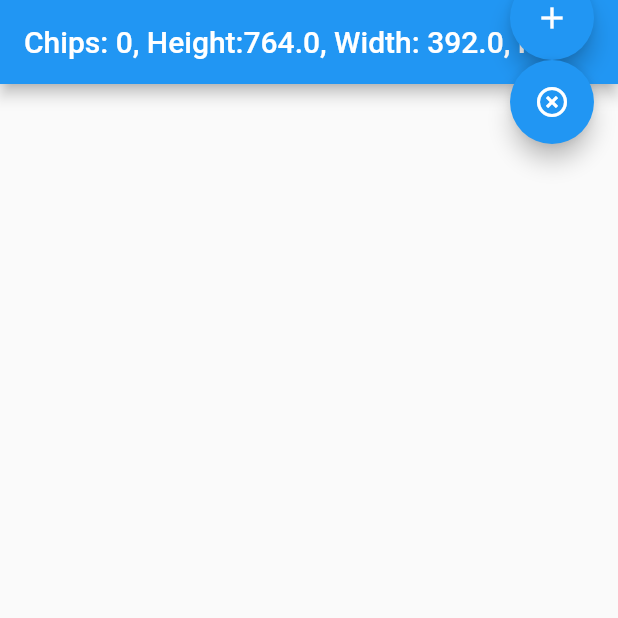
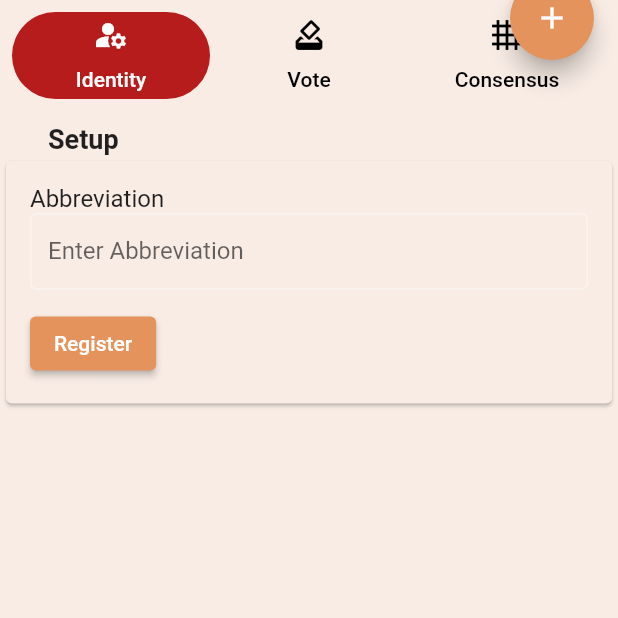
Before and after one commit to James-A-White/CMeter, a Flutter app: the screen it shows after launch, on a phone screen of 412 x 824 dp, the top half of it. Run offline on Flutter 3.47's test engine with Material 2 defaults, Android fonts, the phone set to English and light mode, and no system bars; our stand-ins replace auto_size_text, freezed_annotation, get, hexcolor.

Commit message:
Added UI for identity & voting

```diff
--- a/lib/consensus_chips.dart
+++ b/lib/consensus_chips.dart
@@ -146,6 +146,8 @@ class Chips extends StatelessWidget {
 
   final ChipsController controller;
 
+  static int appBarHeight = 60;
+
   final _scaffoldKey = GlobalKey<ScaffoldState>();
 
   @override
@@ -157,8 +159,9 @@ class Chips extends StatelessWidget {
     // on the value we have stored in the controller. If so,
     // reset the sizes in the controller (which are not observable) and
     // recalculate the chip layout
-    if ((c.currentHeight != MediaQuery.of(context).size.height - (_scaffoldKey.currentState?.appBarMaxHeight ?? 40) - c.padding) || (c.currentWidth != MediaQuery.of(context).size.width - c.padding)) {
-      c.currentHeight = MediaQuery.of(context).size.height - (_scaffoldKey.currentState?.appBarMaxHeight ?? 40) - c.padding;
+    if ((c.currentHeight != MediaQuery.of(context).size.height - (_scaffoldKey.currentState?.appBarMaxHeight ?? appBarHeight) - c.padding) ||
+        (c.currentWidth != MediaQuery.of(context).size.width - c.padding)) {
+      c.currentHeight = MediaQuery.of(context).size.height - (_scaffoldKey.currentState?.appBarMaxHeight ?? appBarHeight) - c.padding;
       c.currentWidth = MediaQuery.of(context).size.width - c.padding;
       c.updateChips();
     }
--- /dev/null
+++ b/lib/forms/identity/identify_form_controller.dart
@@ -0,0 +1,106 @@
+import 'package:flutter/cupertino.dart';
+import 'package:get/get.dart';
+
+class LoginController extends GetxController {
+  final abbreviationController = TextEditingController();
+  //final passwordController = TextEditingController();
+  final _status = Rx<RxStatus>(RxStatus.empty());
+
+  static LoginController get to => Get.find(); // add this line
+
+  RxStatus get status => _status.value;
+
+  // @override
+  // void onInit() {
+  //   super.onInit();
+  // }
+
+  // @override
+  // void onReady() {
+  //   super.onReady();
+  // }
+
+  @override
+  void onClose() {
+    abbreviationController.dispose();
+    //passwordController.dispose();
+  }
+
+  bool _isValid() {
+    if (abbreviationController.text.trim().isEmpty) {
+      //M.showToast('Enter email id', status: SnackBarStatus.error);
+
+      Get.showSnackbar(
+        const GetSnackBar(
+          //title: title,
+          message: 'Enter abbreviation',
+          //icon: const Icon(Icons.refresh),
+          duration: Duration(seconds: 3),
+        ),
+      );
+
+      return false;
+    }
+    // if (!abbreviationController.text.trim().isEmail) {
+    //   // M.showToast('Enter valid email id', status: SnackBarStatus.error);
+    //   Get.showSnackbar(
+    //     const GetSnackBar(
+    //       //title: title,
+    //       message: 'Enter valid email',
+    //       //icon: const Icon(Icons.refresh),
+    //       duration: Duration(seconds: 3),
+    //     ),
+    //   );
+
+    //   return false;
+    // }
+    // if (passwordController.text.trim().isEmpty) {
+    //   // M.showToast('Enter password', status: SnackBarStatus.error);
+    //   Get.showSnackbar(
+    //     GetSnackBar(
+    //       //title: title,
+    //       message: 'Enter password',
+    //       //icon: const Icon(Icons.refresh),
+    //       duration: const Duration(seconds: 3),
+    //     ),
+    //   );
+
+    //   return false;
+    // }
+    return true;
+  }
+
+  Future<void> onLogin() async {
+    if (_isValid()) {
+      _status.value = RxStatus.loading();
+      try {
+        //Perform login logic here
+        // M.showToast('Login successful', status: SnackBarStatus.success);
+
+        Get.showSnackbar(
+          const GetSnackBar(
+            //title: title,
+            message: 'Identity Registered',
+            //icon: const Icon(Icons.refresh),
+            duration: Duration(seconds: 3),
+          ),
+        );
+
+        _status.value = RxStatus.success();
+      } catch (e) {
+        e.printError();
+        //M.showToast(e.toString(), status: SnackBarStatus.error);
+        Get.showSnackbar(
+          GetSnackBar(
+            //title: title,
+            message: e.toString(),
+            //icon: const Icon(Icons.refresh),
+            duration: const Duration(seconds: 3),
+          ),
+        );
+
+        _status.value = RxStatus.error(e.toString());
+      }
+    }
+  }
+}
--- /dev/null
+++ b/lib/forms/identity/identity_form.dart
@@ -0,0 +1,80 @@
+import 'package:flutter_test_getx/forms/identity/identify_form_controller.dart';
+import 'package:flutter/material.dart';
+import 'package:get/get.dart';
+
+class LoginView extends GetView<LoginController> {
+  const LoginView({Key? key}) : super(key: key);
+
+  @override
+  Widget build(BuildContext context) {
+    final LoginController c = Get.put(LoginController());
+
+    return Scaffold(
+      body: ListView(
+        children: [
+          const Padding(
+            padding: EdgeInsets.only(left: 32, top: 8),
+            child: Text(
+              'Setup',
+              style: TextStyle(
+                fontSize: 18,
+                fontWeight: FontWeight.bold,
+              ),
+            ),
+          ),
+          Card(
+            child: Padding(
+              padding: const EdgeInsets.all(16.0),
+              child: Column(
+                crossAxisAlignment: CrossAxisAlignment.start,
+                children: [
+                  const Text(
+                    'Abbreviation',
+                    style: TextStyle(
+                      fontSize: 16,
+                    ),
+                  ),
+                  TextFormField(
+                    controller: c.abbreviationController,
+                    decoration: const InputDecoration(
+                      labelText: 'Enter Abbreviation',
+                      border: OutlineInputBorder(),
+                      isDense: true,
+                    ),
+                  ),
+                  const SizedBox(
+                    height: 12,
+                  ),
+                  // const Text(
+                  //   'Password',
+                  //   style: TextStyle(
+                  //     fontSize: 16,
+                  //   ),
+                  // ),
+                  // TextFormField(
+                  //   controller: c.passwordController,
+                  //   decoration: InputDecoration(
+                  //     labelText: 'Enter password',
+                  //     border: const OutlineInputBorder(),
+                  //     isDense: true,
+                  //   ),
+                  // ),
+                  // const SizedBox(
+                  //   height: 24,
+                  // ),
+                  // const SizedBox(
+                  //   height: 24,
+                  // ),
+                  ElevatedButton(
+                    onPressed: controller.onLogin,
+                    child: const Text('Register'),
+                  )
+                ],
+              ),
+            ),
+          ),
+        ],
+      ),
+    );
+  }
+}
--- a/lib/imports.dart
+++ b/lib/imports.dart
@@ -6,8 +6,11 @@ export 'dart:math';
 export 'dart:typed_data';
 
 export 'package:auto_size_text/auto_size_text.dart';
+export 'package:flutter_test_getx/styles/colors.dart';
 export 'package:flutter_test_getx/consensus_chips.dart';
 export 'package:flutter_test_getx/consts.dart';
+export 'package:flutter_test_getx/forms/identity/identity_form.dart';
+export 'package:flutter_test_getx/forms/identity/identify_form_controller.dart';
 export 'package:flutter_test_getx/models/chip_model/chip_model.dart';
 export 'package:hexcolor/hexcolor.dart';
 // export 'package:freezed/builder.dart';
--- a/lib/main.dart
+++ b/lib/main.dart
@@ -4,7 +4,13 @@ import 'package:get/get.dart';
 import 'package:flutter_test_getx/imports.dart';
 
 void main() {
-  return runApp(GetMaterialApp(home: Home()));
+  AppColors ac = AppColors();
+  return runApp(
+    GetMaterialApp(
+      home: Home(),
+      theme: ac.toThemeData(),
+    ),
+  );
 }
 
 class Home extends StatelessWidget {
@@ -33,16 +39,40 @@ class Home extends StatelessWidget {
       ChipsController.to.updateChips();
     }
 
-    return Scaffold(
+    return DefaultTabController(
+      length: 3,
+      child: Scaffold(
         key: _scaffoldKey,
-      appBar: AppBar(
-        title: Obx(
-          () => Text('Chips: ${c.chipArray.length}, Height:${c.currentHeight}, Width: ${c.currentWidth}, Rows: ${c.rows}, Sidelength: ${c.sideLength}'),
-        ),
+        appBar: TabBar(
+          overlayColor: MaterialStatePropertyAll(AppColors.tabDimmed),
+          padding: const EdgeInsets.all(8.0),
+          labelPadding: const EdgeInsets.all(0),
+          labelColor: Colors.white,
+          unselectedLabelColor: Colors.black,
+          indicator: BoxDecoration(
+              borderRadius: BorderRadius.circular(50), // Creates border
+              color: AppColors.tabHighlighted), //Change background color from here
+          tabs: const <Tab>[
+            Tab(text: 'Identity', icon: Icon(Icons.manage_accounts)),
+            Tab(text: 'Vote', icon: Icon(Icons.how_to_vote)),
+            Tab(text: 'Consensus', icon: Icon(Icons.grid_4x4_sharp)),
+          ],
         ),
 
+        // appBar: AppBar(
+        //   title: Obx(
+        //     () => Text('Chips: ${c.chipArray.length}, Height:${c.currentHeight}, Width: ${c.currentWidth}, Rows: ${c.rows}, Sidelength: ${c.sideLength}'),
+        //   ),
+        // ),
+
         // Replace the 8 lines Navigator.push by a simple Get.to(). You don't need context
-      body: Chips(controller: c),
+        body: TabBarView(
+          children: [
+            _identifyForm(),
+            _voteTab(),
+            Chips(controller: c),
+          ],
+        ),
 
         floatingActionButton: Column(
           children: <Widget>[
@@ -60,14 +90,80 @@ class Home extends StatelessWidget {
                   c.updateChips(chips: chipArray);
                 },
                 child: const Icon(Icons.add)),
-          FloatingActionButton(
-              onPressed: () {
-                chipArray.removeAt(0);
-                c.updateChips(chips: chipArray);
-              },
-              child: const Icon(Icons.highlight_off))
+            // FloatingActionButton(
+            //     onPressed: () {
+            //       chipArray.removeAt(0);
+            //       c.updateChips(chips: chipArray);
+            //     },
+            //     child: const Icon(Icons.highlight_off))
           ],
+        ),
       ),
     );
   }
+
+  Widget _identifyForm() {
+    return LoginView();
   }
+
+  Widget _voteButton(int score) {
+    return AspectRatio(
+      aspectRatio: 1.0,
+      child: Container(
+        margin: const EdgeInsets.all(5),
+        color: HexColor(
+          chipColors[score],
+        ),
+        child: Padding(
+          padding: const EdgeInsets.all(10.0),
+          child: Image.asset('images/numbers/$score.png'),
+        ),
+      ),
+    );
+  }
+
+  Widget _voteTab() {
+    return Column(
+      children: <Widget>[
+        Expanded(
+          child: Row(
+            mainAxisAlignment: MainAxisAlignment.center,
+            children: <Widget>[
+              _voteButton(0),
+            ],
+          ),
+        ),
+        Expanded(
+          child: Row(
+            mainAxisAlignment: MainAxisAlignment.center,
+            children: <Widget>[
+              _voteButton(1),
+              _voteButton(2),
+              _voteButton(3),
+            ],
+          ),
+        ),
+        Expanded(
+          child: Row(
+            mainAxisAlignment: MainAxisAlignment.center,
+            children: <Widget>[
+              _voteButton(4),
+              _voteButton(5),
+              _voteButton(6),
+            ],
+          ),
+        ),
+        Expanded(
+          child: Row(
+            mainAxisAlignment: MainAxisAlignment.center,
+            children: <Widget>[
+              _voteButton(7),
+              _voteButton(8),
+              _voteButton(9),
+            ],
+          ),
+        ),
+      ],
+    );
+  }
+}
--- /dev/null
+++ b/lib/styles/colors.dart
@@ -0,0 +1,53 @@
+import 'package:flutter_test_getx/imports.dart';
+import 'package:flutter/material.dart';
+
+class AppColors {
+  /// Common
+  static final HexColor accent1 = HexColor('FFE4935D');
+  static final HexColor accent2 = HexColor('FFBEABA1');
+  static final HexColor offWhite = HexColor('FFF8ECE5');
+  static final HexColor caption = HexColor('FF7D7873');
+  static final HexColor body = HexColor('FF514F4D');
+  static final HexColor greyStrong = HexColor('FF272625');
+  static final HexColor greyMedium = HexColor('FF9D9995');
+  static final HexColor white = HexColor('FFFFFFFF');
+  static final HexColor black = HexColor('FF1E1B18');
+
+  static final Color tabHighlighted = Colors.red.shade900;
+  static final Color tabDimmed = Colors.red.shade200;
+
+  final bool isDark = false;
+
+  // Color shift(Color c, double d) => ColorUtils.shiftHsl(c, d * (isDark ? -1 : 1));
+
+  ThemeData toThemeData() {
+    /// Create a TextTheme and ColorScheme, that we can use to generate ThemeData
+    TextTheme txtTheme = (isDark ? ThemeData.dark() : ThemeData.light()).textTheme;
+    Color txtColor = white;
+    ColorScheme colorScheme = ColorScheme(
+        // Decide how you want to apply your own custom theme, to the MaterialApp
+        brightness: isDark ? Brightness.dark : Brightness.light,
+        primary: accent1,
+        primaryContainer: accent1,
+        secondary: accent1,
+        secondaryContainer: accent1,
+        background: offWhite,
+        surface: offWhite,
+        onBackground: txtColor,
+        onSurface: txtColor,
+        onError: Colors.white,
+        onPrimary: Colors.white,
+        onSecondary: Colors.white,
+        error: Colors.red.shade400);
+
+    /// Now that we have ColorScheme and TextTheme, we can create the ThemeData
+    /// Also add on some extra properties that ColorScheme seems to miss
+    var t = ThemeData.from(textTheme: txtTheme, colorScheme: colorScheme).copyWith(
+      textSelectionTheme: TextSelectionThemeData(cursorColor: accent1),
+      highlightColor: accent1,
+    );
+
+    /// Return the themeData which MaterialApp can now use
+    return t;
+  }
+}
```
Also changed, not shown: lib/styles/styles.dart (added, +191 -0 lines), lib/styles/wonders_color_extensions.dart (added, +45 -0 lines), 578 other files. Lines whose indentation alone changed are shown as unchanged.
